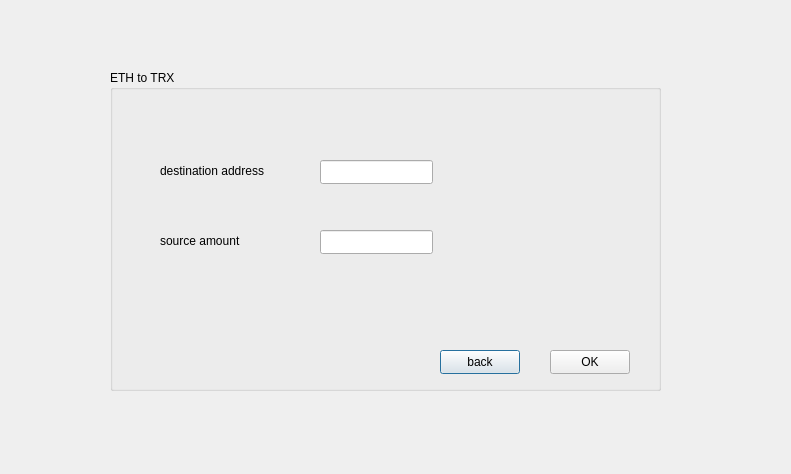
Before: the Qt Designer form iut/etot.ui in Ps3383/iut_wallet, drawn with Qt 5.
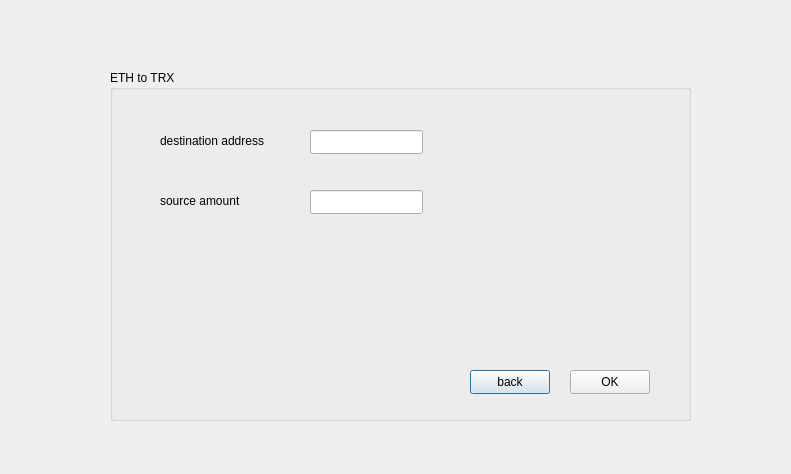
After: the same form once the commit is applied. Icons and pictures are not drawn.

```diff
--- a/iut/etot.ui
+++ b/iut/etot.ui
@@ -18,8 +18,8 @@
     <rect>
      <x>110</x>
      <y>70</y>
-     <width>551</width>
-     <height>321</height>
+     <width>581</width>
+     <height>351</height>
     </rect>
    </property>
    <property name="title">
@@ -28,8 +28,8 @@
    <widget class="QPushButton" name="back">
     <property name="geometry">
      <rect>
-      <x>330</x>
-      <y>280</y>
+      <x>360</x>
+      <y>300</y>
       <width>80</width>
       <height>24</height>
      </rect>
@@ -41,8 +41,8 @@
    <widget class="QPushButton" name="ok">
     <property name="geometry">
      <rect>
-      <x>440</x>
-      <y>280</y>
+      <x>460</x>
+      <y>300</y>
       <width>80</width>
       <height>24</height>
      </rect>
@@ -54,8 +54,8 @@
    <widget class="QLineEdit" name="adress">
     <property name="geometry">
      <rect>
-      <x>210</x>
-      <y>90</y>
+      <x>200</x>
+      <y>60</y>
       <width>113</width>
       <height>24</height>
      </rect>
@@ -64,8 +64,8 @@
    <widget class="QLineEdit" name="amount">
     <property name="geometry">
      <rect>
-      <x>210</x>
-      <y>160</y>
+      <x>200</x>
+      <y>120</y>
       <width>113</width>
       <height>24</height>
      </rect>
@@ -75,7 +75,7 @@
     <property name="geometry">
      <rect>
       <x>50</x>
-      <y>80</y>
+      <y>50</y>
       <width>121</width>
       <height>41</height>
      </rect>
@@ -88,7 +88,7 @@
     <property name="geometry">
      <rect>
       <x>50</x>
-      <y>150</y>
+      <y>110</y>
       <width>111</width>
       <height>41</height>
      </rect>
@@ -97,6 +97,38 @@
      <string>source amount</string>
     </property>
    </widget>
+   <widget class="QLabel" name="label_3">
+    <property name="geometry">
+     <rect>
+      <x>50</x>
+      <y>190</y>
+      <width>151</width>
+      <height>111</height>
+     </rect>
+    </property>
+    <property name="styleSheet">
+     <string notr="true">image: url(:/new/prefix1/ETH.jfif);</string>
+    </property>
+    <property name="text">
+     <string/>
+    </property>
+   </widget>
+   <widget class="QLabel" name="label_4">
+    <property name="geometry">
+     <rect>
+      <x>230</x>
+      <y>190</y>
+      <width>151</width>
+      <height>111</height>
+     </rect>
+    </property>
+    <property name="styleSheet">
+     <string notr="true">image: url(:/new/prefix1/TRX.jfif);</string>
+    </property>
+    <property name="text">
+     <string/>
+    </property>
+   </widget>
   </widget>
  </widget>
  <resources/>
```
